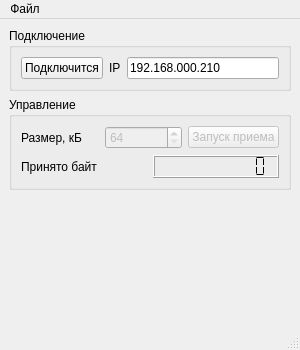
This is mainwindow.ui in reffum/digitizer_pc as Qt 5 draws it before an edit. The edited form follows.
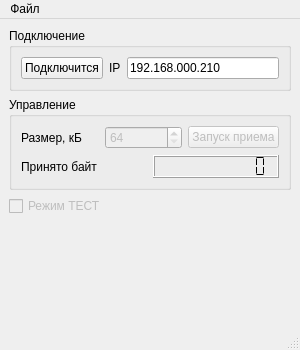
This is the edited form.

Commit message: Add checkbox for set test mode.

The edit to the form file:
```diff
--- a/mainwindow.ui
+++ b/mainwindow.ui
@@ -142,6 +142,16 @@
       </layout>
      </widget>
     </item>
+    <item>
+     <widget class="QCheckBox" name="test_checkBox">
+      <property name="enabled">
+       <bool>false</bool>
+      </property>
+      <property name="text">
+       <string>Режим ТЕСТ</string>
+      </property>
+     </widget>
+    </item>
     <item>
      <spacer name="verticalSpacer">
       <property name="orientation">
```
The commit also changes 2 other files.
